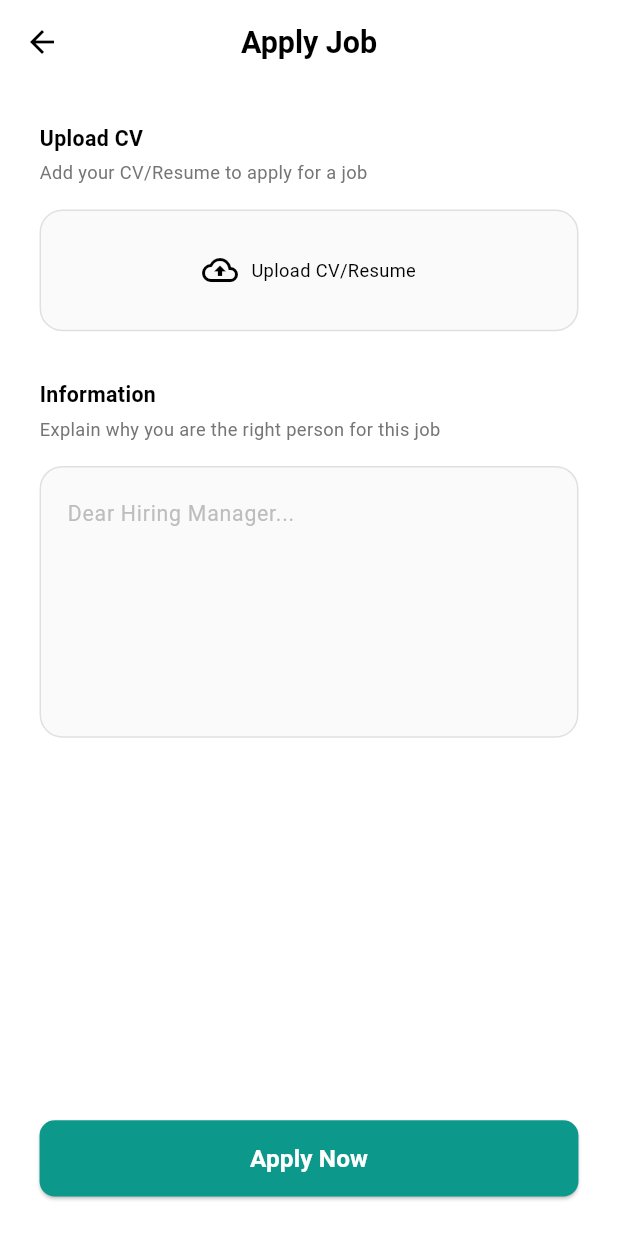
After one commit to MooAli49/next_step, a Flutter app: the ApplyScreen screen opened by its route, after a tap on "Upload CV/Resume", on a phone screen of 412 x 824 dp. The commit adds this screen. Run offline on Flutter 3.47's test engine with Material 3 defaults, Android fonts, the phone set to English and light mode, and no system bars; our stand-ins replace cached_network_image, dio, file_picker, flutter_screenutil, flutter_secure_storage, get and 4 more; accounts and stored records are empty; statements that could not run were skipped.

Commit message:
feat(apply): implement job application feature with CV upload and cover letter - Add ApplyController to manage application logic - Create ApiApplyDataSource for API interactions - Define ApplyRemoteDataSource interface for application data source - Implement ApplyRequestModel for application data structure - Create ApiApplyRepository to handle application repository logic - Add ApplyResultScreen to display application result - Implement ApplyScreen for job application form with CV upload and cover letter input

```diff
--- a/lib/core/networking/api_response_model.dart
+++ b/lib/core/networking/api_response_model.dart
@@ -20,9 +20,7 @@ class ApiResponseModel<T> {
     return ApiResponseModel<T>(
       success: json['success'] as bool?,
       message: json['message'] as String?,
-      data: json['data'] != null
-          ? fromJsonT(json['data'])
-          : null,
+      data: json['data'] != null ? fromJsonT(json['data']) : null,
       timestamp: json['timestamp'] as String?,
       statusCode: json['statusCode'] as int?,
     );
--- a/lib/core/routing/routes.dart
+++ b/lib/core/routing/routes.dart
@@ -1,5 +1,7 @@
-import 'package:get/get_navigation/src/routes/get_route.dart';
+import 'package:get/get.dart';
 
+import '../../features/apply/screens/apply_result_screen.dart';
+import '../../features/apply/screens/apply_screen.dart';
 import '../../features/auth/presentation/screens/login_screen.dart';
 import '../../features/auth/presentation/screens/register_screen.dart';
 import '../../features/jobs/presentation/screens/job_detail_screen.dart';
@@ -29,6 +31,8 @@ class Routes {
   static const String privacyPolicy = '/privacy-policy';
   static const String termsConditions = '/terms-conditions';
   static const String myApplications = '/my-applications';
+  static const String apply = '/apply';
+  static const String applyResult = '/apply-result';
 
   static List<GetPage> getPages = [
     GetPage(name: splash, page: () => SplashScreen()),
@@ -63,5 +67,16 @@ class Routes {
     GetPage(name: privacyPolicy, page: () => PrivacyPolicyScreen()),
     GetPage(name: termsConditions, page: () => TermsConditionsScreen()),
     GetPage(name: myApplications, page: () => MyApplicationsScreen()),
+    GetPage(name: apply, page: () => ApplyScreen()),
+    GetPage(
+      name: applyResult,
+      page: () {
+        final arguments = Get.arguments ?? {};
+        return ApplyResultScreen(
+          isSuccess: arguments['isSuccess'] ?? true,
+          jobId: arguments['jobId'],
+        );
+      },
+    ),
   ];
 }
--- /dev/null
+++ b/lib/features/apply/controllers/apply_controller.dart
@@ -0,0 +1,140 @@
+import 'dart:io';
+
+import 'package:file_picker/file_picker.dart';
+import 'package:flutter/material.dart';
+import 'package:get/get.dart';
+import 'package:supabase_flutter/supabase_flutter.dart';
+
+import '../data/models/apply_request_model.dart';
+import '../domain/repositories/apply_repo.dart';
+
+class ApplyController extends GetxController {
+  final ApplyRepo applyRepo;
+
+  ApplyController(this.applyRepo);
+
+  final formKey = GlobalKey<FormState>();
+  final coverLetterController = TextEditingController();
+
+  String? cvPath;
+
+  late String jobId;
+
+  bool _isLoading = false;
+  bool get isLoading => _isLoading;
+
+  @override
+  void onInit() {
+    super.onInit();
+    jobId = Get.arguments['jobId'] as String;
+    debugPrint('Received jobId: $jobId');
+  }
+
+  void pickCV() async {
+    final result = await FilePicker.platform.pickFiles(
+      type: FileType.custom,
+      allowedExtensions: ['pdf'],
+    );
+
+    if (result != null) {
+      _isLoading = true;
+      update();
+
+      final file = File(result.files.single.path!);
+      final fileName =
+          'cv_${DateTime.now().millisecondsSinceEpoch}_${result.files.single.name}';
+
+      try {
+        await Supabase.instance.client.storage
+            .from('cv-storage')
+            .upload(fileName, file);
+
+        cvPath = Supabase.instance.client.storage
+            .from('cv-storage')
+            .getPublicUrl(fileName);
+
+        _isLoading = false;
+        update();
+
+        Get.snackbar(
+          'Success',
+          'CV uploaded successfully',
+          backgroundColor: Colors.green,
+          colorText: Colors.white,
+          snackPosition: SnackPosition.BOTTOM,
+        );
+      } catch (e) {
+        _isLoading = false;
+        update();
+
+        debugPrint('CV upload error: $e');
+        String errorMessage = 'Failed to upload CV';
+
+        if (e.toString().contains('404')) {
+          errorMessage = 'Upload bucket not found. Please contact support.';
+        } else if (e.toString().contains('403')) {
+          errorMessage = 'Permission denied. Please check your account.';
+        } else if (e.toString().contains('413')) {
+          errorMessage = 'File is too large. Please use a smaller file.';
+        }
+
+        Get.snackbar(
+          'Error',
+          errorMessage,
+          backgroundColor: Colors.red,
+          colorText: Colors.white,
+          snackPosition: SnackPosition.BOTTOM,
+        );
+      }
+    }
+  }
+
+  void removeCV() {
+    cvPath = null;
+    update();
+  }
+
+  Future<void> submitApplication() async {
+    if (cvPath == null) {
+      Get.snackbar(
+        'Error',
+        'Please upload your CV/Resume',
+        backgroundColor: Colors.red,
+        colorText: Colors.white,
+        snackPosition: SnackPosition.BOTTOM,
+      );
+      return;
+    }
+
+    if (!formKey.currentState!.validate()) {
+      return;
+    }
+
+    _isLoading = true;
+    final request = ApplyRequestModel(
+      jobId: jobId,
+      resumeUrl: cvPath!,
+      coverLetter: coverLetterController.text.trim(),
+    );
+
+    final result = await applyRepo.createApplication(request);
+
+    _isLoading = false;
+    update();
+
+    result.when(
+      onSuccess: (data) {
+        Get.offNamed(
+          '/apply-result',
+          arguments: {'isSuccess': true, 'jobId': jobId},
+        );
+      },
+      onError: (error) {
+        Get.offNamed(
+          '/apply-result',
+          arguments: {'isSuccess': false, 'jobId': jobId},
+        );
+      },
+    );
+  }
+}
--- /dev/null
+++ b/lib/features/apply/data/datasources/apply_remote_data_source.dart
@@ -0,0 +1,6 @@
+import '../../../../core/networking/api_result.dart';
+import '../models/apply_request_model.dart';
+
+abstract class ApplyRemoteDataSource {
+  Future<ApiResult<void>> createApplication(ApplyRequestModel request);
+}
--- /dev/null
+++ b/lib/features/apply/data/models/apply_request_model.dart
@@ -0,0 +1,15 @@
+class ApplyRequestModel {
+  final String jobId;
+  final String resumeUrl;
+  final String? coverLetter;
+
+  ApplyRequestModel({
+    required this.jobId,
+    required this.resumeUrl,
+    this.coverLetter,
+  });
+
+  Map<String, dynamic> toJson() {
+    return {'jobId': jobId, 'resumeUrl': resumeUrl, 'coverLetter': coverLetter};
+  }
+}
--- /dev/null
+++ b/lib/features/apply/domain/repositories/apply_repo.dart
@@ -0,0 +1,6 @@
+import '../../../../core/networking/api_result.dart';
+import '../../data/models/apply_request_model.dart';
+
+abstract class ApplyRepo {
+  Future<ApiResult<void>> createApplication(ApplyRequestModel request);
+}
--- /dev/null
+++ b/lib/features/apply/screens/apply_screen.dart
@@ -0,0 +1,203 @@
+import 'package:flutter/material.dart';
+import 'package:flutter_screenutil/flutter_screenutil.dart';
+import 'package:get/get.dart';
+
+import '../controllers/apply_controller.dart';
+
+class ApplyScreen extends GetView<ApplyController> {
+  const ApplyScreen({super.key});
+
+  @override
+  Widget build(BuildContext context) {
+    return Scaffold(
+      backgroundColor: Colors.white,
+      appBar: AppBar(
+        backgroundColor: Colors.white,
+        elevation: 0,
+        centerTitle: true,
+        title: Text(
+          'Apply Job',
+          style: TextStyle(
+            color: Colors.black,
+            fontSize: 20.sp,
+            fontWeight: FontWeight.bold,
+          ),
+        ),
+        leading: IconButton(
+          icon: Icon(Icons.arrow_back, color: Colors.black),
+          onPressed: () => Get.back(),
+        ),
+      ),
+      body: GetBuilder<ApplyController>(
+        builder: (_) {
+          return SingleChildScrollView(
+            padding: EdgeInsets.all(24.w),
+            child: Form(
+              key: controller.formKey,
+              child: Column(
+                crossAxisAlignment: CrossAxisAlignment.start,
+                children: [
+                  _buildSectionHeader(
+                    'Upload CV',
+                    'Add your CV/Resume to apply for a job',
+                  ),
+                  SizedBox(height: 16.h),
+                  _buildUploadCVBox(controller),
+                  SizedBox(height: 32.h),
+                  _buildSectionHeader(
+                    'Information',
+                    'Explain why you are the right person for this job',
+                  ),
+                  SizedBox(height: 16.h),
+                  _buildCoverLetterInput(controller),
+                ],
+              ),
+            ),
+          );
+        },
+      ),
+      bottomNavigationBar: GetBuilder<ApplyController>(
+        builder: (controller) {
+          return Container(
+            padding: EdgeInsets.all(24.w),
+            child: SizedBox(
+              height: 50.h,
+              child: ElevatedButton(
+                style: ElevatedButton.styleFrom(
+                  backgroundColor: Color(0xFF0D988C),
+                  shape: RoundedRectangleBorder(
+                    borderRadius: BorderRadius.circular(10.r),
+                  ),
+                ),
+                onPressed: controller.isLoading
+                    ? null
+                    : () => controller.submitApplication(),
+                child: controller.isLoading
+                    ? SizedBox(
+                        width: 24,
+                        height: 24,
+                        child: CircularProgressIndicator(
+                          color: Colors.white,
+                          strokeWidth: 2,
+                        ),
+                      )
+                    : Text(
+                        'Apply Now',
+                        style: TextStyle(
+                          fontSize: 16.sp,
+                          fontWeight: FontWeight.w600,
+                          color: Colors.white,
+                        ),
+                      ),
+              ),
+            ),
+          );
+        },
+      ),
+    );
+  }
+
+  Widget _buildSectionHeader(String title, String subtitle) {
+    return Column(
+      crossAxisAlignment: CrossAxisAlignment.start,
+      children: [
+        Text(
+          title,
+          style: TextStyle(
+            fontSize: 14.sp,
+            fontWeight: FontWeight.bold,
+            color: Colors.black,
+          ),
+        ),
+        SizedBox(height: 4.h),
+        Text(
+          subtitle,
+          style: TextStyle(fontSize: 12.sp, color: Colors.grey[600]),
+        ),
+      ],
+    );
+  }
+
+  Widget _buildUploadCVBox(ApplyController controller) {
+    return GestureDetector(
+      onTap: () => controller.pickCV(),
+      child: Container(
+        width: double.infinity,
+        height: 80.h,
+        decoration: BoxDecoration(
+          color: Colors.grey[50],
+          border: Border.all(
+            color: Colors.grey[300]!,
+            width: 1,
+            style: BorderStyle.solid,
+          ),
+          borderRadius: BorderRadius.circular(15.r),
+        ),
+        child: controller.cvPath != null
+            ? Row(
+                mainAxisAlignment: MainAxisAlignment.spaceBetween,
+                children: [
+                  Padding(
+                    padding: EdgeInsets.symmetric(horizontal: 16.w),
+                    child: Row(
+                      children: [
+                        Icon(Icons.insert_drive_file, color: Color(0xFF0D988C)),
+                        SizedBox(width: 8.w),
+                        SizedBox(
+                          width: 200.w,
+                          child: Text(
+                            controller.cvPath!.split('/').last,
+                            overflow: TextOverflow.ellipsis,
+                          ),
+                        ),
+                      ],
+                    ),
+                  ),
+                  IconButton(
+                    icon: Icon(Icons.close, color: Colors.grey),
+                    onPressed: controller.removeCV,
+                  ),
+                ],
+              )
+            : Row(
+                mainAxisAlignment: MainAxisAlignment.center,
+                children: [
+                  Icon(Icons.cloud_upload_outlined, color: Colors.black),
+                  SizedBox(width: 8.w),
+                  Text(
+                    'Upload CV/Resume',
+                    style: TextStyle(fontSize: 12.sp, color: Colors.black),
+                  ),
+                ],
+              ),
+      ),
+    );
+  }
+
+  Widget _buildCoverLetterInput(ApplyController controller) {
+    return Container(
+      decoration: BoxDecoration(
+        color: Colors.grey[50],
+        borderRadius: BorderRadius.circular(15.r),
+        border: Border.all(color: Colors.grey[300]!),
+      ),
+      child: TextFormField(
+        controller: controller.coverLetterController,
+        onTapOutside: (event) => FocusScope.of(Get.context!).unfocus(),
+        maxLines: 6,
+        decoration: InputDecoration(
+          hintText: 'Dear Hiring Manager...',
+          hintStyle: TextStyle(color: Colors.grey[400], fontSize: 14.sp),
+          border: InputBorder.none,
+          contentPadding: EdgeInsets.all(16.w),
+        ),
+        validator: (value) {
+          if (value == null || value.isEmpty) {
+            return 'Please enter a cover letter';
+          }
+          return null;
+        },
+      ),
+    );
+  }
+}
--- a/lib/features/jobs/data/datasources/jobs_data_source.dart
+++ b/lib/features/jobs/data/datasources/jobs_data_source.dart
@@ -4,7 +4,6 @@ import '../models/job_model.dart';
 abstract class JobsDataSource {
   Future<ApiResult<JobModel>> getJobDetails(String jobId);
 
-  Future<ApiResult<void>> applyToJob(String jobId);
 
   Future<ApiResult<List<JobModel>>> getAllJobs({
     String limit = '10',
--- a/lib/features/jobs/data/repositories/jobs_repository_impl.dart
+++ b/lib/features/jobs/data/repositories/jobs_repository_impl.dart
@@ -11,11 +11,6 @@ class JobsRepositoryImpl extends JobsRepository {
   @override
   Future<ApiResult<JobModel>> getJobDetails(String jobId) async {
     return await jobsDataSource.getJobDetails(jobId);
-  }
-
-  @override
-  Future<ApiResult<void>> applyToJob(String jobId) async {
-    return await jobsDataSource.applyToJob(jobId);
   }
 
   @override
--- a/lib/features/jobs/domain/repositories/jobs_repository.dart
+++ b/lib/features/jobs/domain/repositories/jobs_repository.dart
@@ -4,9 +4,11 @@ import '../../../jobs/data/models/job_model.dart';
 abstract class JobsRepository {
   Future<ApiResult<JobModel>> getJobDetails(String jobId);
 
-  Future<ApiResult<void>> applyToJob(String jobId);
 
-  Future<ApiResult<List<JobModel>>> getAllJobs({String limit = '10', int page = 1});
+  Future<ApiResult<List<JobModel>>> getAllJobs({
+    String limit = '10',
+    int page = 1,
+  });
 
   Future<ApiResult<void>> addFavoriteJob(String jobId);
 
--- a/lib/features/jobs/presentation/screens/job_detail_screen.dart
+++ b/lib/features/jobs/presentation/screens/job_detail_screen.dart
@@ -5,6 +5,7 @@ import 'package:flutter_screenutil/flutter_screenutil.dart';
 import 'package:get/get.dart';
 
 import '../../../../../core/theme/color_manager.dart';
+import '../../../../core/routing/routes.dart';
 import '../controllers/job_controller.dart';
 import '../widgets/job_description_section.dart';
 import '../widgets/job_detail_header.dart';
@@ -87,7 +88,10 @@ class JobDetailScreen extends GetView<JobController> {
       ),
       child: ElevatedButton(
         onPressed: () {
-          controller.applyToJob();
+          Get.toNamed(
+            Routes.apply,
+            arguments: {'jobId': controller.currentJob?.id},
+          );
         },
         style: ElevatedButton.styleFrom(
           backgroundColor: ColorManager.primary,
--- a/pubspec.yaml
+++ b/pubspec.yaml
@@ -25,6 +25,7 @@ dependencies:
   cached_network_image: ^3.4.1
   supabase_flutter: ^2.12.0
   intl: ^0.20.2
+  file_picker: ^10.3.10
 
 dev_dependencies:
   flutter_test:
```
Also changed, not shown: lib/core/utils/dependency_injection.dart (+19 -1 lines), lib/features/apply/data/datasources/api_apply_data_source.dart (added, +57 -0 lines), lib/features/apply/data/repositories/api_apply_repository.dart (added, +14 -0 lines), lib/features/apply/screens/apply_result_screen.dart (added, +147 -0 lines), lib/features/jobs/data/datasources/api_jobs_data_source.dart (+5 -26 lines), lib/features/jobs/presentation/controllers/job_controller.dart (+0 -31 lines), lib/features/search/presentation/screens/search_screen.dart (+22 -6 lines), pubspec.lock, 2 other files.
